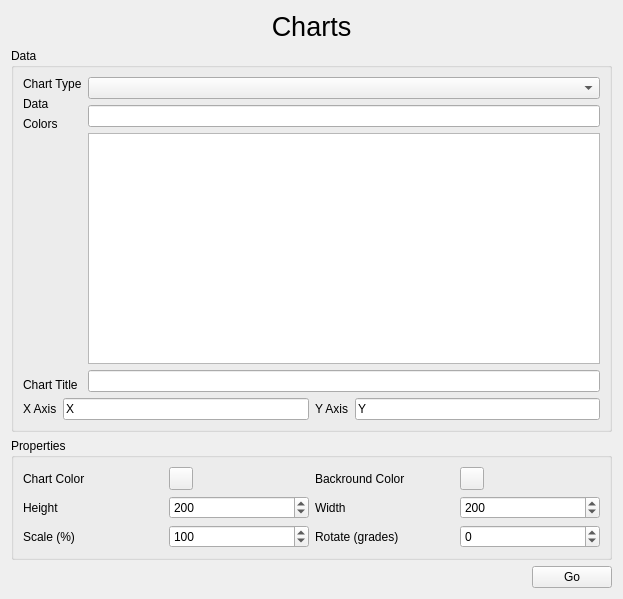
This is sources/Forms/formcharts.ui in jose94752/ClipEdit as Qt 5 draws it before an edit. The edited form follows.
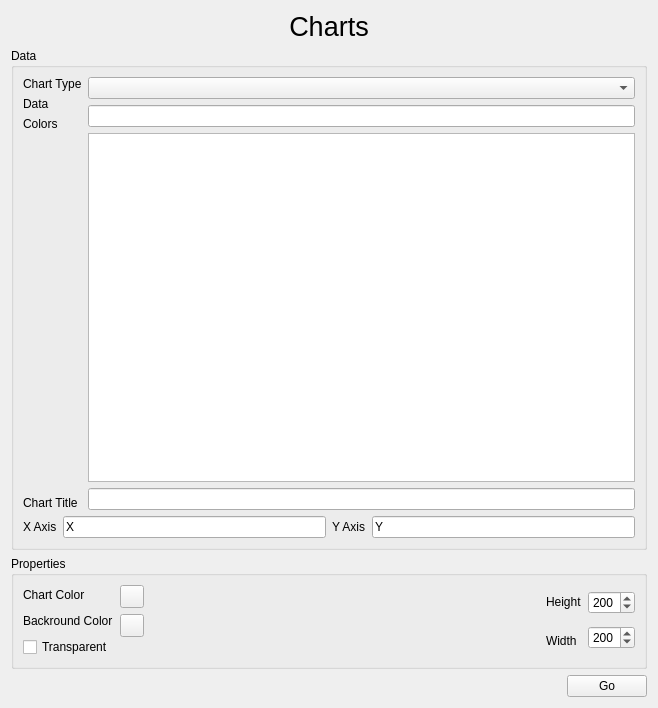
This is the edited form. Custom widgets are drawn as their Qt base class.

Diff of the .ui file:
```diff
--- a/sources/Forms/formcharts.ui
+++ b/sources/Forms/formcharts.ui
@@ -6,14 +6,14 @@
    <rect>
     <x>0</x>
     <y>0</y>
-    <width>623</width>
-    <height>599</height>
+    <width>658</width>
+    <height>708</height>
    </rect>
   </property>
   <property name="windowTitle">
    <string>Form</string>
   </property>
-  <layout class="QVBoxLayout" name="verticalLayout_9">
+  <layout class="QVBoxLayout" name="verticalLayout_8">
    <item>
     <widget class="QLabel" name="label_10">
      <property name="sizePolicy">
@@ -161,7 +161,9 @@
      <property name="title">
       <string>Properties</string>
      </property>
-     <layout class="QVBoxLayout" name="verticalLayout_8">
+     <layout class="QHBoxLayout" name="horizontalLayout_9">
+      <item>
+       <layout class="QHBoxLayout" name="horizontalLayout_8">
       <item>
        <layout class="QHBoxLayout" name="horizontalLayout">
         <item>
@@ -174,64 +176,6 @@
            </widget>
           </item>
           <item>
-           <widget class="QLabel" name="label_11">
-            <property name="text">
-             <string>Height</string>
-            </property>
-           </widget>
-          </item>
-          <item>
-           <widget class="QLabel" name="label_8">
-            <property name="text">
-             <string>Scale (%)</string>
-            </property>
-           </widget>
-          </item>
-         </layout>
-        </item>
-        <item>
-         <layout class="QVBoxLayout" name="verticalLayout_2">
-          <item>
-           <widget class="ColorButton" name="qColor">
-            <property name="text">
-             <string/>
-            </property>
-           </widget>
-          </item>
-          <item>
-           <widget class="QSpinBox" name="qHeight">
-            <property name="maximum">
-             <number>400</number>
-            </property>
-            <property name="singleStep">
-             <number>20</number>
-            </property>
-            <property name="value">
-             <number>200</number>
-            </property>
-           </widget>
-          </item>
-          <item>
-           <widget class="QSpinBox" name="qScale">
-            <property name="minimum">
-             <number>10</number>
-            </property>
-            <property name="maximum">
-             <number>200</number>
-            </property>
-            <property name="singleStep">
-             <number>10</number>
-            </property>
-            <property name="value">
-             <number>100</number>
-            </property>
-           </widget>
-          </item>
-         </layout>
-        </item>
-        <item>
-         <layout class="QVBoxLayout" name="verticalLayout_7">
-          <item>
            <widget class="QLabel" name="label_4">
             <property name="text">
              <string>Backround Color</string>
@@ -239,27 +183,79 @@
            </widget>
           </item>
           <item>
+             <widget class="QCheckBox" name="bTransparent">
+              <property name="text">
+               <string>Transparent</string>
+              </property>
+             </widget>
+            </item>
+           </layout>
+          </item>
+          <item>
+           <layout class="QVBoxLayout" name="verticalLayout_2">
+            <item>
+             <widget class="ColorButton" name="qColor">
+              <property name="text">
+               <string/>
+              </property>
+             </widget>
+            </item>
+            <item>
+             <widget class="ColorButton" name="qBackColor">
+              <property name="text">
+               <string/>
+              </property>
+             </widget>
+            </item>
+            <item>
+             <spacer name="horizontalSpacer">
+              <property name="orientation">
+               <enum>Qt::Horizontal</enum>
+              </property>
+              <property name="sizeHint" stdset="0">
+               <size>
+                <width>40</width>
+                <height>20</height>
+               </size>
+              </property>
+             </spacer>
+            </item>
+           </layout>
+          </item>
+         </layout>
+        </item>
+        <item>
+         <layout class="QHBoxLayout" name="horizontalLayout_3">
+          <item>
+           <layout class="QVBoxLayout" name="verticalLayout_6">
+            <item>
+             <widget class="QLabel" name="label_11">
+              <property name="text">
+               <string>Height</string>
+              </property>
+             </widget>
+            </item>
+            <item>
            <widget class="QLabel" name="label_12">
             <property name="text">
              <string>Width</string>
             </property>
            </widget>
           </item>
-          <item>
-           <widget class="QLabel" name="label_9">
-            <property name="text">
-             <string>Rotate (grades)</string>
-            </property>
-           </widget>
-          </item>
          </layout>
         </item>
         <item>
-         <layout class="QVBoxLayout" name="verticalLayout_6">
+           <layout class="QVBoxLayout" name="verticalLayout_7">
           <item>
-           <widget class="ColorButton" name="qBackColor">
-            <property name="text">
-             <string/>
+             <widget class="QSpinBox" name="qHeight">
+              <property name="maximum">
+               <number>400</number>
+              </property>
+              <property name="singleStep">
+               <number>20</number>
+              </property>
+              <property name="value">
+               <number>200</number>
             </property>
            </widget>
           </item>
@@ -276,21 +272,7 @@
             </property>
            </widget>
           </item>
-          <item>
-           <widget class="QSpinBox" name="qRotate">
-            <property name="minimum">
-             <number>-180</number>
-            </property>
-            <property name="maximum">
-             <number>180</number>
-            </property>
-            <property name="singleStep">
-             <number>30</number>
-            </property>
-            <property name="value">
-             <number>0</number>
-            </property>
-           </widget>
+           </layout>
           </item>
          </layout>
         </item>
```
Lines whose indentation alone changed are shown as unchanged.
